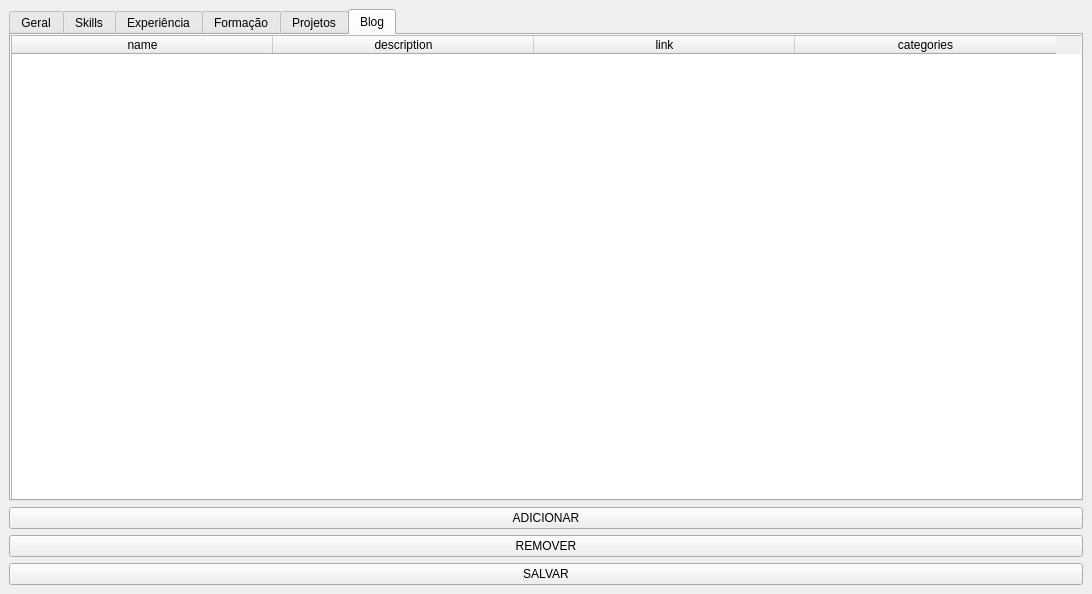
This is database_handler/screen.ui in marcoswb/personal-api as Qt 5 draws it before an edit. The edited form follows.
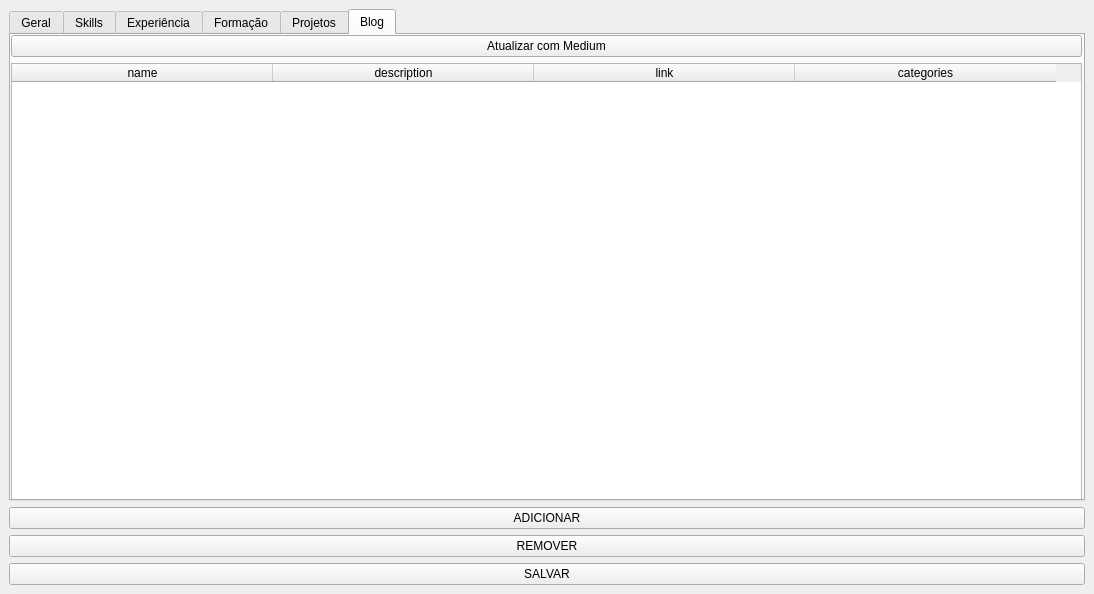
This is the edited form. The open tabs and pages were chosen to show the change.

Commit message: button to update projects from github

What changed in the file:
```diff
--- a/database_handler/screen.ui
+++ b/database_handler/screen.ui
@@ -6,7 +6,7 @@
    <rect>
     <x>0</x>
     <y>0</y>
-    <width>1092</width>
+    <width>1094</width>
     <height>594</height>
    </rect>
   </property>
@@ -277,6 +277,13 @@
            </rect>
           </property>
           <layout class="QVBoxLayout" name="verticalLayout_5">
+           <item>
+            <widget class="QPushButton" name="button__update_medium">
+             <property name="text">
+              <string>Atualizar com Medium</string>
+             </property>
+            </widget>
+           </item>
            <item>
             <widget class="QTableWidget" name="table_widget__blog">
              <property name="showGrid">
```
Left out of the diff: 9 changed lines with no effect on the pictures. The commit also changes 1 other file.
